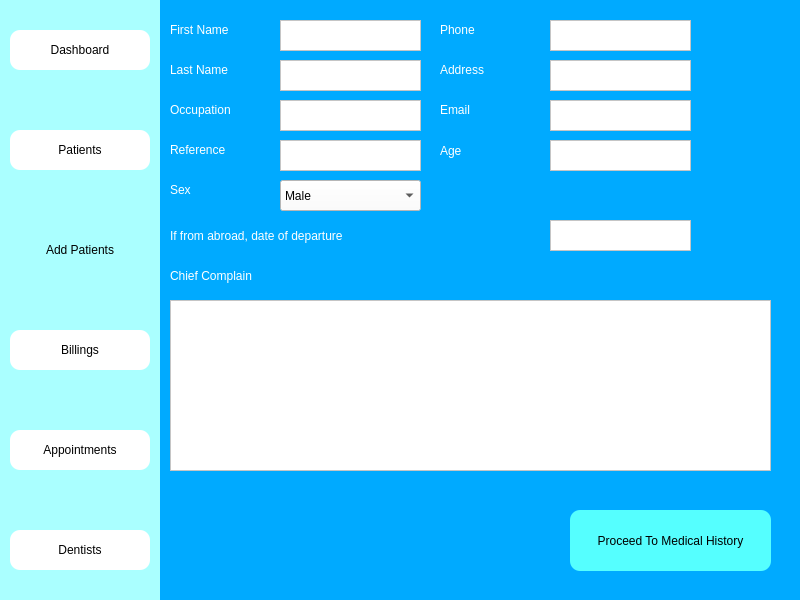
The window that add_patients_window.ui (Fayadkhan8911/Medico-Desktop-App) describes before a commit, drawn with Qt 5.
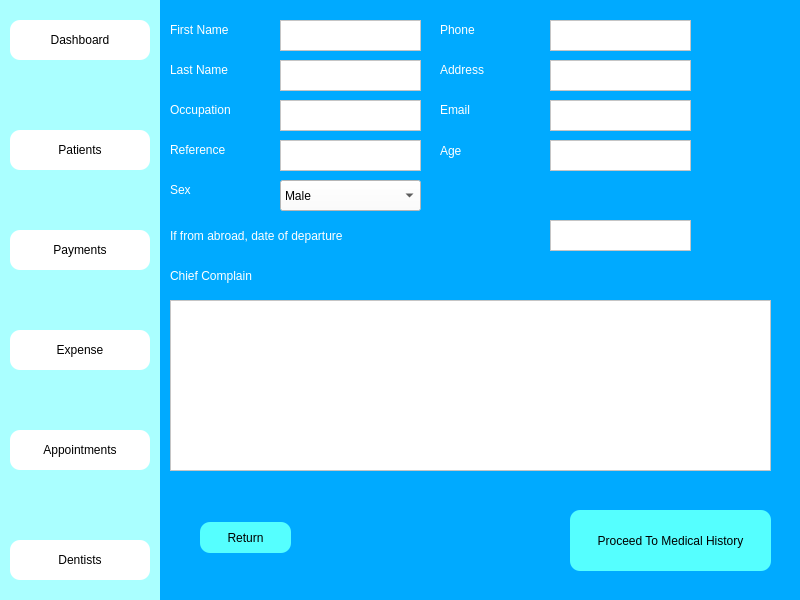
The same window after the commit. Icons and pictures are not drawn.

Patch:
```diff
--- a/add_patients_window.ui
+++ b/add_patients_window.ui
@@ -58,7 +58,7 @@
     <property name="geometry">
      <rect>
       <x>10</x>
-      <y>30</y>
+      <y>20</y>
       <width>140</width>
       <height>40</height>
      </rect>
@@ -82,58 +82,6 @@
       <normaloff>../Medico_modern/dashboard.png</normaloff>../Medico_modern/dashboard.png</iconset>
     </property>
    </widget>
-   <widget class="QPushButton" name="add_patient_btn">
-    <property name="geometry">
-     <rect>
-      <x>10</x>
-      <y>230</y>
-      <width>140</width>
-      <height>40</height>
-     </rect>
-    </property>
-    <property name="styleSheet">
-     <string notr="true">font: 12pt &quot;MS Shell Dlg 2&quot;;
-
-
-border-top-left-radius:10px;
-border-bottom-left-radius:10px;
-border-top-right-radius:10px;
-border-bottom-right-radius:10px;
-</string>
-    </property>
-    <property name="text">
-     <string>Add Patients</string>
-    </property>
-    <property name="icon">
-     <iconset>
-      <normaloff>../Medico_modern/patientdownload .png</normaloff>../Medico_modern/patientdownload .png</iconset>
-    </property>
-   </widget>
-   <widget class="QPushButton" name="bills_btn">
-    <property name="geometry">
-     <rect>
-      <x>10</x>
-      <y>330</y>
-      <width>140</width>
-      <height>40</height>
-     </rect>
-    </property>
-    <property name="styleSheet">
-     <string notr="true">font: 12pt &quot;MS Shell Dlg 2&quot;;
-background-color: rgb(255, 255, 255);
-border-top-left-radius:10px;
-border-bottom-left-radius:10px;
-border-top-right-radius:10px;
-border-bottom-right-radius:10px;</string>
-    </property>
-    <property name="text">
-     <string>Billings</string>
-    </property>
-    <property name="icon">
-     <iconset>
-      <normaloff>../Medico_modern/billingdownload (1).png</normaloff>../Medico_modern/billingdownload (1).png</iconset>
-    </property>
-   </widget>
    <widget class="QPushButton" name="appoint_btn">
     <property name="geometry">
      <rect>
@@ -163,7 +111,7 @@
     <property name="geometry">
      <rect>
       <x>10</x>
-      <y>530</y>
+      <y>540</y>
       <width>140</width>
       <height>40</height>
      </rect>
@@ -184,6 +132,56 @@
       <normaloff>../Medico_modern/dentistimages.png</normaloff>../Medico_modern/dentistimages.png</iconset>
     </property>
    </widget>
+   <widget class="QPushButton" name="expense_btn">
+    <property name="geometry">
+     <rect>
+      <x>10</x>
+      <y>330</y>
+      <width>140</width>
+      <height>40</height>
+     </rect>
+    </property>
+    <property name="styleSheet">
+     <string notr="true">font: 12pt &quot;MS Shell Dlg 2&quot;;
+background-color: rgb(255, 255, 255);
+border-top-left-radius:10px;
+border-bottom-left-radius:10px;
+border-top-right-radius:10px;
+border-bottom-right-radius:10px;</string>
+    </property>
+    <property name="text">
+     <string>Expense</string>
+    </property>
+    <property name="icon">
+     <iconset>
+      <normaloff>../Medico_modern/billingdownload (1).png</normaloff>../Medico_modern/billingdownload (1).png</iconset>
+    </property>
+   </widget>
+   <widget class="QPushButton" name="payment_btn">
+    <property name="geometry">
+     <rect>
+      <x>10</x>
+      <y>230</y>
+      <width>140</width>
+      <height>40</height>
+     </rect>
+    </property>
+    <property name="styleSheet">
+     <string notr="true">font: 12pt &quot;MS Shell Dlg 2&quot;;
+background-color: rgb(255, 255, 255);
+border-top-left-radius:10px;
+border-bottom-left-radius:10px;
+border-top-right-radius:10px;
+border-bottom-right-radius:10px;</string>
+    </property>
+    <property name="text">
+     <string>Payments</string>
+    </property>
+    <property name="icon">
+     <iconset>
+      <normaloff>../Medico_modern/billingdownload (1).png</normaloff>../Medico_modern/billingdownload (1).png</iconset>
+    </property>
+   </widget>
   </widget>
   <widget class="QLabel" name="add_fname">
    <property name="geometry">
@@ -556,6 +554,28 @@
     </property>
    </item>
   </widget>
+  <widget class="QPushButton" name="return_btn">
+   <property name="geometry">
+    <rect>
+     <x>200</x>
+     <y>522</y>
+     <width>91</width>
+     <height>31</height>
+    </rect>
+   </property>
+   <property name="styleSheet">
+    <string notr="true">background-color: rgb(85, 255, 255);
+font: 12pt &quot;MS Shell Dlg 2&quot;;
+border-top-left-radius:10px;
+border-bottom-left-radius:10px;
+border-top-right-radius:10px;
+border-bottom-right-radius:10px;
+</string>
+   </property>
+   <property name="text">
+    <string>Return</string>
+   </property>
+  </widget>
  </widget>
  <resources/>
  <connections/>
```
